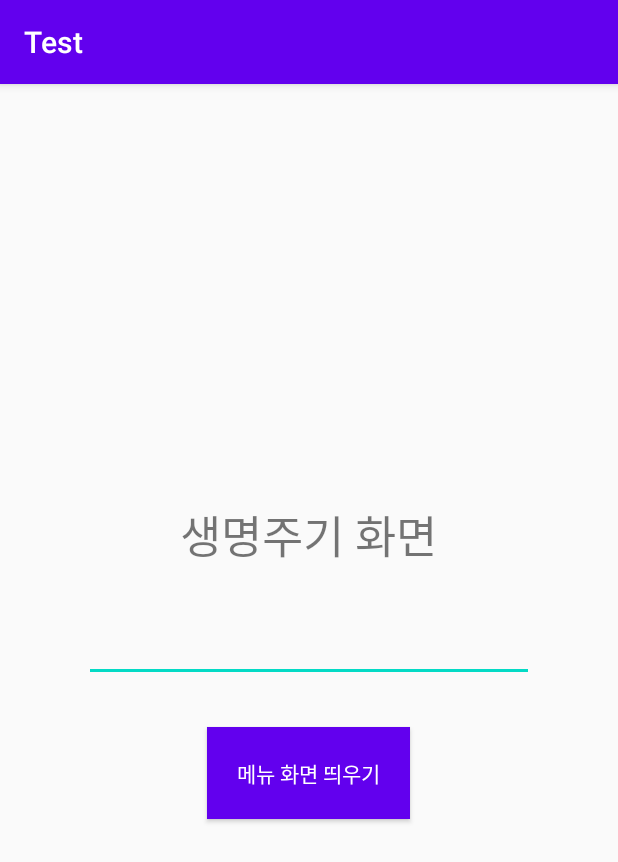
After one commit to merchi1016/2022-study, an Android app: the LifeCycleActivity screen opened directly, with no data from a screen before it, on a phone screen of 412 x 824 dp. The commit adds this screen. Shown: the top 862 px of the screen. Run offline under Robolectric (Android 15) with nearby library versions, the phone set to English and light mode, and no system bars.

Commit message:
- 안드로이드 생명주기 예제 추가 - sharedPrefenrence 예제 추가

```diff
--- a/app/src/main/AndroidManifest.xml
+++ b/app/src/main/AndroidManifest.xml
@@ -9,7 +9,8 @@
         android:roundIcon="@mipmap/ic_launcher_round"
         android:supportsRtl="true"
         android:theme="@style/AppTheme">
-        <activity android:name=".ExtraMenuActivity"></activity>
+        <activity android:name=".LifeCycleActivity"></activity>
+        <activity android:name=".ExtraMenuActivity" />
         <activity android:name=".ExtraActivity" />
         <activity android:name=".MainActivity">
             <intent-filter>
--- /dev/null
+++ b/app/src/main/java/com/gchn/test/LifeCycleActivity.java
@@ -0,0 +1,107 @@
+package com.gchn.test;
+
+import androidx.appcompat.app.AppCompatActivity;
+
+import android.app.Activity;
+import android.content.Intent;
+import android.content.SharedPreferences;
+import android.os.Bundle;
+import android.util.Log;
+import android.view.View;
+import android.widget.Button;
+import android.widget.EditText;
+import android.widget.Toast;
+
+public class LifeCycleActivity extends AppCompatActivity {
+    Button button;
+    EditText editText;
+
+    @Override
+    protected void onCreate(Bundle savedInstanceState) {
+        super.onCreate(savedInstanceState);
+        setContentView(R.layout.activity_life_cycle);
+
+        init();
+        initListener();
+        println("onCreate 호출됨");
+    }
+
+    @Override
+    protected void onStart() {
+        super.onStart();
+        println("onStart 호출됨");
+    }
+
+    @Override
+    protected void onResume(){
+        super.onResume();
+        println("onResume 호출됨");
+        restoreState();
+    }
+
+    @Override
+    protected void onPause(){
+        super.onPause();
+        println("onPause 호출됨");
+        saveState();
+    }
+
+    @Override
+    protected void onStop() {
+        super.onStop();
+        println("onStop 호출됨");
+    }
+
+    @Override
+    protected void onDestroy() {
+        super.onDestroy();
+        println("onDestory 호출됨");
+    }
+
+    private void init(){
+        button = findViewById(R.id.btn_menu);
+        editText = findViewById(R.id.et_cycle_data);
+    }
+
+    private void initListener(){
+        button.setOnClickListener(new View.OnClickListener() {
+            @Override
+            public void onClick(View view) {
+                Intent intent = new Intent(getApplicationContext(), MenuActivity.class);
+                startActivity(intent);
+            }
+        });
+    }
+
+    private void println(String data){
+        Toast.makeText(this, data, Toast.LENGTH_SHORT).show();
+        Log.d("Main", data);
+    }
+
+
+    // 데이터 저장하기
+    private void saveState(){
+        // pref 라는 이름으로 저장소 생성
+        SharedPreferences pref = getSharedPreferences("pref", Activity.MODE_PRIVATE);
+        SharedPreferences.Editor editor = pref.edit();
+        editor.putString("name", editText.getText().toString());
+        editor.commit();
+    }
+
+    // 데이터 복구하기
+    private void restoreState(){
+        SharedPreferences pref = getSharedPreferences("pref", Activity.MODE_PRIVATE);
+        if((pref != null) && (pref.contains("name"))){
+            String name = pref.getString("name", "");
+            editText.setText(name);
+        }
+    }
+
+    // 데이터 초기화하기
+    private void clearState(){
+        SharedPreferences pref = getSharedPreferences("pref", Activity.MODE_PRIVATE);
+        SharedPreferences.Editor editor = pref.edit();
+        editor.clear();
+        editor.commit();
+    }
+}
--- /dev/null
+++ b/app/src/main/res/layout/activity_life_cycle.xml
@@ -0,0 +1,35 @@
+<?xml version="1.0" encoding="utf-8"?>
+<LinearLayout
+    xmlns:android="http://schemas.android.com/apk/res/android"
+    xmlns:app="http://schemas.android.com/apk/res-auto"
+    xmlns:tools="http://schemas.android.com/tools"
+    android:layout_width="match_parent"
+    android:layout_height="match_parent"
+    tools:context=".LifeCycleActivity"
+    android:gravity="center"
+    android:orientation="vertical">
+
+    <TextView
+        android:layout_width="wrap_content"
+        android:layout_height="wrap_content"
+        android:text="생명주기 화면"
+        android:textSize="30sp" />
+
+    <EditText
+        android:id="@+id/et_cycle_data"
+        android:layout_width="300dp"
+        android:layout_height="wrap_content"
+        android:layout_marginTop="30dp"/>
+
+    <Button
+        android:id="@+id/btn_menu"
+        android:layout_width="wrap_content"
+        android:layout_height="wrap_content"
+        android:text="메뉴 화면 띄우기"
+        android:background="@color/colorPrimary"
+        android:textColor="#ffffff"
+        android:padding="20dp"
+        android:layout_marginTop="30dp"/>
+
+
+</LinearLayout>
```
Also changed, not shown: app/src/main/java/com/gchn/test/MainActivity.java (+4 -0 lines), app/src/main/res/layout/activity_main.xml (+9 -0 lines).
